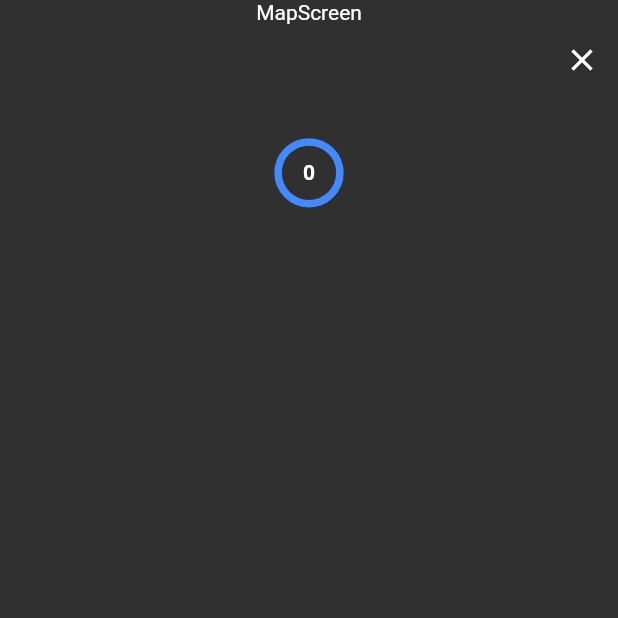
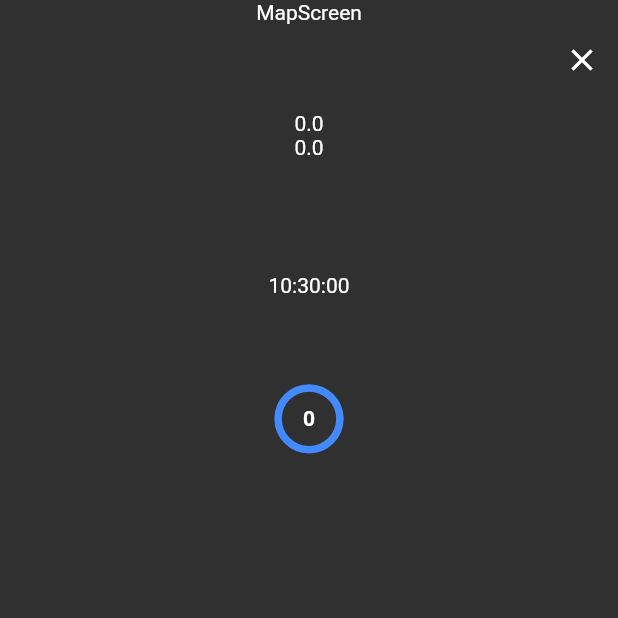
Before and after one commit to hidechy/flutter_oritimer2, a Flutter app: the MapScreen screen opened directly, on a phone screen of 412 x 824 dp, the top half of it. Run offline on Flutter 3.47's test engine with Material 2 defaults, Android fonts, the phone set to English and light mode, and no system bars; drawn by our look-alikes of circular_countdown_timer; our stand-ins replace flutter_map, freezed_annotation, geolocator, hooks_riverpod, latlong2.

Commit message:
commit 20231107

```diff
--- a/lib/screens/map_screen.dart
+++ b/lib/screens/map_screen.dart
@@ -12,6 +12,7 @@ import '../extensions/extensions.dart';
 import '../models/train_station.dart';
 import '../state/lat_lng/lat_lng_notifier.dart';
 import '../state/lat_lng/lat_lng_request_state.dart';
+import '../state/train_station/train_station_notifier.dart';
 import '../utility/utility.dart';
 
 class MapScreen extends ConsumerWidget {
@@ -36,6 +37,24 @@ class MapScreen extends ConsumerWidget {
     _context = context;
     _ref = ref;
 
+    getLocation();
+
+    final latLngState = ref.watch(latLngProvider);
+
+    selectedTrainStation = ref.watch(
+        trainStationProvider.select((value) => value.selectedTrainStation));
+
+    var distance = '';
+
+    if (selectedTrainStation != null && selectedTrainStation!.lat != '') {
+      distance = _utility.calcDistance(
+        originLat: latLngState.lat,
+        originLng: latLngState.lng,
+        destLat: selectedTrainStation!.lat.toDouble(),
+        destLng: selectedTrainStation!.lng.toDouble(),
+      );
+    }
+
     final now = DateTime.now();
     final timeFormat = DateFormat('HH:mm:ss');
     final currentTime = timeFormat.format(now);
@@ -56,6 +75,22 @@ class MapScreen extends ConsumerWidget {
               ],
             ),
             const SizedBox(height: 10),
+            Text(latLngState.lat.toString()),
+            Text(latLngState.lng.toString()),
+            const SizedBox(height: 40),
+            if (selectedTrainStation != null) ...[
+              Text(selectedTrainStation!.stationName),
+              Text(selectedTrainStation!.address),
+              Text(selectedTrainStation!.lat),
+              Text(selectedTrainStation!.lng),
+              Text(selectedTrainStation!.lineNumber),
+              Text(selectedTrainStation!.lineName),
+            ],
+            const SizedBox(height: 10),
+            Text(distance),
+            const SizedBox(height: 10),
+            Text(currentTime),
+            const SizedBox(height: 40),
             CircularCountDownTimer(
               duration: 10,
               width: context.screenSize.width / 10,
```
Also changed, not shown: 2 other files.
